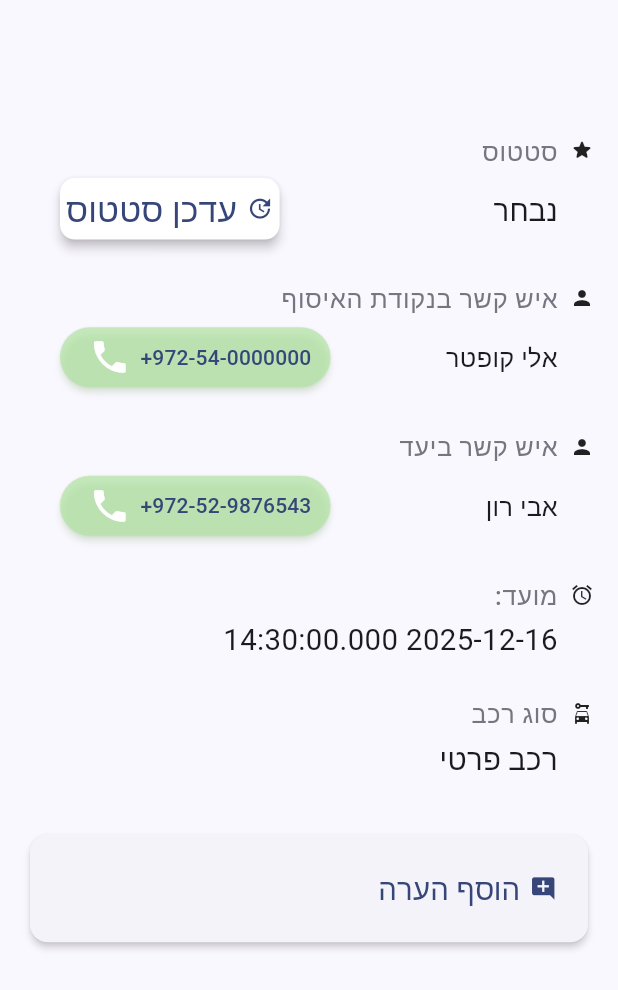
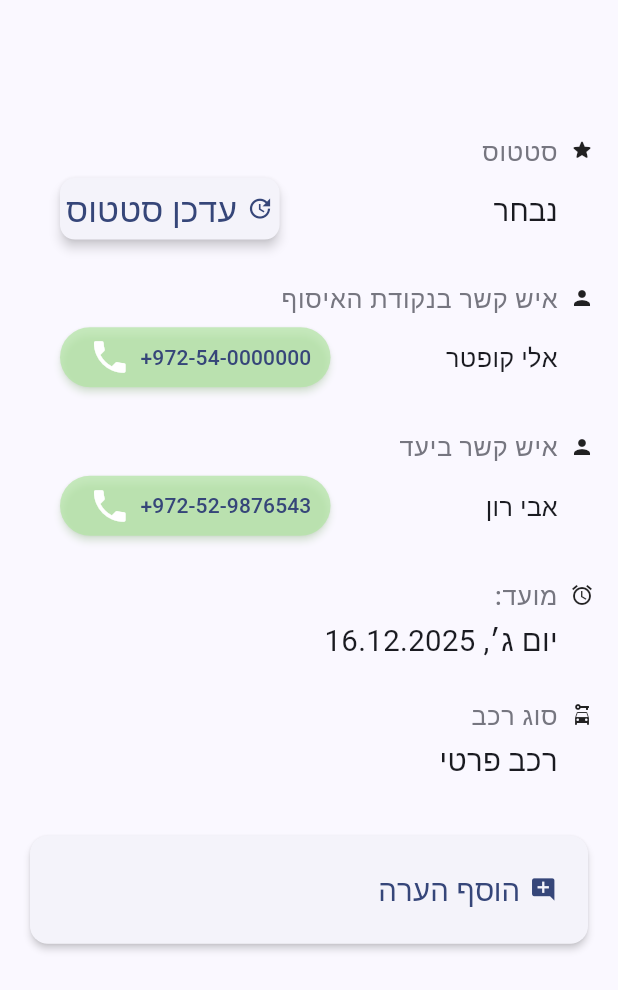
Before and after one commit to anatGindin/yearlyProject, a Flutter app: the ActiveMissionsBody screen opened directly, after a tap on "טכניון חיפה", on a phone screen of 412 x 824 dp. Shown: the top 990 px of the screen. Run offline on Flutter 3.47's test engine with Material 3 defaults, Android fonts, the phone set to English and light mode, and no system bars; our stand-ins replace firebase_auth, firebase_core, firebase_database, flutter_map, geolocator, latlong2 and 1 more; missing offline and left inert: mockito; accounts and stored records are empty; network calls fail.

Commit message:
fixes for review + darkmode
Update app_theme.dart

Update app_theme.dart

Update app_theme.dart

added darkmode

```diff
--- a/Frontend/hamal_transport_app/lib/Theme/app_theme.dart
+++ b/Frontend/hamal_transport_app/lib/Theme/app_theme.dart
@@ -1,5 +1,3 @@
-import 'package:flex_color_scheme/flex_color_scheme.dart';
-import 'package:flutter/cupertino.dart';
 import 'package:flutter/material.dart';
 
 /// The [AppTheme] defines light and dark themes for the app.
@@ -20,28 +18,27 @@ import 'package:flutter/material.dart';
 abstract final class AppTheme {
   // The FlexColorScheme defined light mode ThemeData.
   static const Color _hamalBlue = Color.fromRGBO(54, 70, 121, 1.0);
+  static const Color _happyBlue = Color.fromRGBO(102, 176, 250, 1.0);
   static ThemeData light = ThemeData(
     colorScheme: ColorScheme.fromSeed(
       seedColor: AppTheme._hamalBlue,
       primary: _hamalBlue,
-      secondary: const Color.fromRGBO(102, 176, 250, 1.0),
+      surfaceContainer: Colors.white,
+      primaryContainer: const Color.fromRGBO(221, 239, 255, 1.0),
+      secondary: _happyBlue,
       tertiary: const Color.fromRGBO(0xE8, 0xF5, 0xFA, 1.0),
+      onPrimary: Colors.white,
+      onSecondary: Colors.black,
+      onTertiary: Colors.black,
     ),
-    // appBarTheme: const AppBarTheme(
-    //   backgroundColor: _hamalBlue,
-    //   foregroundColor: Colors.white,
-    //   elevation: 0,
-    //   scrolledUnderElevation: 0,
-    // ),
-    // scaffoldBackgroundColor: const Color.fromRGBO(255, 255, 255, 1.0),
     cardTheme: const CardThemeData(
       shadowColor: Color.fromRGBO(0, 0, 0, 0.8),
       elevation: 5,
     ),
     elevatedButtonTheme: ElevatedButtonThemeData(
       style: ElevatedButton.styleFrom(
-        backgroundColor: Colors.white,
-        elevation: 10,
+        shadowColor: const Color.fromRGBO(0, 0, 0, 0.8),
+        elevation: 5,
       ),
     ),
     useMaterial3: true,
@@ -49,25 +46,34 @@ abstract final class AppTheme {
   );
 
   // The FlexColorScheme defined dark mode ThemeData.
-  static ThemeData dark = FlexThemeData.dark(
-    // Using FlexColorScheme built-in FlexScheme enum based colors.
-    scheme: FlexScheme.blue,
-    // Input color modifiers.
-    swapLegacyOnMaterial3: true,
-    swapColors: true,
-    // Component theme configurations for dark mode.
-    subThemesData: const FlexSubThemesData(
-      interactionEffects: true,
-      tintedDisabledControls: true,
-      blendOnColors: true,
-      useM2StyleDividerInM3: true,
-      inputDecoratorIsFilled: true,
-      inputDecoratorBorderType: FlexInputBorderType.outline,
-      alignedDropdown: true,
-      navigationRailUseIndicator: true,
+  static ThemeData dark = ThemeData(
+    colorScheme: ColorScheme.fromSeed(
+      seedColor: _happyBlue,
+      brightness: Brightness.dark,
+      primary: _happyBlue,
+      surfaceContainer: _hamalBlue,
+      primaryContainer: Colors.black,
+      secondary: _hamalBlue,
+      tertiary: const Color.fromRGBO(0xE8, 0xF5, 0xFA, 1.0),
+      onPrimary: Colors.white,
+      onSecondary: Colors.black,
+      onTertiary: Colors.black,
     ),
-    // Direct ThemeData properties.
-    visualDensity: FlexColorScheme.comfortablePlatformDensity,
-    cupertinoOverrideTheme: const CupertinoThemeData(applyThemeToAll: true),
+    cardTheme: const CardThemeData(
+      shadowColor: Color.fromRGBO(0, 0, 0, 0.8),
+      elevation: 5,
+    ),
+    elevatedButtonTheme: ElevatedButtonThemeData(
+      style: ElevatedButton.styleFrom(
+        shadowColor: const Color.fromRGBO(0, 0, 0, 0.8),
+        elevation: 5,
+        foregroundColor: Colors.white,
+      ),
+    ),
+    navigationBarTheme: const NavigationBarThemeData(
+      backgroundColor: Color.fromRGBO(19, 37, 55, 1.0),
+    ),
+    useMaterial3: true,
+    brightness: Brightness.dark,
   );
 }
--- a/Frontend/hamal_transport_app/lib/Views/Widgets/mission_card.dart
+++ b/Frontend/hamal_transport_app/lib/Views/Widgets/mission_card.dart
@@ -1,6 +1,6 @@
 import 'package:flutter/material.dart';
 import 'package:hamal_transport_app/Views/Widgets/source_destination.dart';
-
+import 'package:intl/intl.dart';
 import '../../l10n/app_localizations.dart';
 import '../../Models/mission.dart';
 import '../mission_screen.dart';
@@ -21,12 +21,11 @@ class MissionCard extends StatelessWidget {
       ),
       child: Column(
         mainAxisAlignment: MainAxisAlignment.spaceEvenly,
+        crossAxisAlignment: CrossAxisAlignment.start,
         children: [
           SourceDestination(mission: mission),
           const SizedBox(height: 8),
-          Align(
-            alignment: AlignmentDirectional.centerEnd,
-            child: Text(
+          Text(
             mission.description,
             style: Theme.of(context).textTheme.bodyMedium!.copyWith(
               fontStyle: FontStyle.italic,
@@ -34,21 +33,17 @@ class MissionCard extends StatelessWidget {
                 context,
               ).textTheme.bodyMedium!.color!.withValues(alpha: 0.5),
             ),
-              textAlign: TextAlign.end,
           ),
-          ),
-
           const SizedBox(height: 8),
-          Text(
-            '${l10n.time}${_formatDateTime(mission.time)}',
-            textAlign: TextAlign.center,
+          Row(
+            children: [
+              const Icon(Icons.today),
+              const SizedBox(width: 8),
+              Text(DateFormat.yMEd(l10n.localeName).format(mission.time)),
+            ],
           ),
         ],
       ),
     );
   }
-
-  String _formatDateTime(DateTime dt) {
-    return '${dt.year}-${dt.month.toString().padLeft(2, '0')}-${dt.day.toString().padLeft(2, '0')} ${dt.hour.toString().padLeft(2, '0')}:${dt.minute.toString().padLeft(2, '0')}';
 }
-}
--- a/Frontend/hamal_transport_app/lib/Views/active_missions_body.dart
+++ b/Frontend/hamal_transport_app/lib/Views/active_missions_body.dart
@@ -15,7 +15,7 @@ class ActiveMissionsBody extends StatelessWidget {
     return Scaffold(
       body: Container(
         decoration: BoxDecoration(
-          color: Theme.of(context).colorScheme.tertiary,
+          color: Theme.of(context).colorScheme.primaryContainer,
         ),
         child: SafeArea(
           child: Padding(
--- a/Frontend/hamal_transport_app/lib/Views/driver_map_view.dart
+++ b/Frontend/hamal_transport_app/lib/Views/driver_map_view.dart
@@ -54,7 +54,8 @@ class _DriverMapViewContentState extends State<DriverMapViewContent> {
     final viewModel = context.watch<DriverMapViewModel>();
 
     return Scaffold(
-      body: Stack(
+      body: SafeArea(
+        child: Stack(
           children: [
             FlutterMap(
               mapController: _mapController,
@@ -142,6 +143,7 @@ class _DriverMapViewContentState extends State<DriverMapViewContent> {
                 child: WarehouseMapCard(viewModel: viewModel),
               ),
           ],
+        ),
       ),
     );
   }
--- a/Frontend/hamal_transport_app/lib/Views/driver_navigation_bar_wrapper.dart
+++ b/Frontend/hamal_transport_app/lib/Views/driver_navigation_bar_wrapper.dart
@@ -3,7 +3,6 @@ import 'package:hamal_transport_app/ViewModels/driver_map_view_model.dart';
 import 'package:hamal_transport_app/Views/driver_map_view.dart';
 import 'package:hamal_transport_app/Views/user_profile_page.dart';
 import 'package:hamal_transport_app/l10n/app_localizations.dart';
-
 import 'missions_tabs_page.dart';
 
 class DriverNavigationBarWrapper extends StatefulWidget {
--- a/Frontend/hamal_transport_app/lib/Views/mission_screen.dart
+++ b/Frontend/hamal_transport_app/lib/Views/mission_screen.dart
@@ -4,6 +4,7 @@ import 'package:hamal_transport_app/ViewModels/missions_coordinator_view_model.d
 import 'package:hamal_transport_app/ViewModels/available_missions_view_model.dart';
 import 'package:hamal_transport_app/Views/Widgets/comments_list_view.dart';
 import 'package:hamal_transport_app/Views/Widgets/source_destination.dart';
+import 'package:intl/intl.dart';
 import 'package:provider/provider.dart';
 import '../Models/mission.dart';
 import '../l10n/app_localizations.dart';
@@ -85,7 +86,11 @@ class _MissionScreenState extends State<MissionScreen> {
                     InfoRow(
                       icon: Icons.alarm,
                       label: l10n.time,
-                      child: Text(missionVM.time().toString()),
+                      child: Text(
+                        DateFormat.yMEd(
+                          l10n.localeName,
+                        ).format(missionVM.time()),
+                      ),
                     ),
                     const SizedBox(height: 16),
                     InfoRow(
--- a/Frontend/hamal_transport_app/lib/Views/missions_tabs_page.dart
+++ b/Frontend/hamal_transport_app/lib/Views/missions_tabs_page.dart
@@ -14,7 +14,12 @@ class MissionsTabsPage extends StatelessWidget {
       length: 2,
       child: Scaffold(
         appBar: AppBar(
-          title: Text(l10n.missions),
+          title: Text(
+            l10n.missions,
+            style: Theme.of(
+              context,
+            ).textTheme.headlineMedium!.copyWith(fontWeight: FontWeight.bold),
+          ),
           bottom: TabBar(
             tabs: [
               Tab(
--- a/Frontend/hamal_transport_app/lib/Views/user_profile_page.dart
+++ b/Frontend/hamal_transport_app/lib/Views/user_profile_page.dart
@@ -50,14 +50,7 @@ class _UserProfilePageState extends State<UserProfilePage> {
                 right: 0,
                 child: Container(
                   decoration: BoxDecoration(
-                    gradient: LinearGradient(
-                      begin: Alignment.centerRight,
-                      end: Alignment.centerLeft,
-                      colors: [
-                        Theme.of(context).colorScheme.tertiary,
-                        Theme.of(context).colorScheme.primary,
-                      ],
-                    ),
+                    color: Theme.of(context).colorScheme.primaryContainer,
                   ),
                   height: 350,
                   child: Stack(
@@ -83,15 +76,12 @@ class _UserProfilePageState extends State<UserProfilePage> {
                             Text(
                               userProfileVM.name,
                               style: theme.textTheme.headlineMedium?.copyWith(
-                                color: theme.colorScheme.onSecondary,
                                 fontWeight: FontWeight.bold,
                               ),
                             ),
                             Text(
                               userProfileVM.email,
-                              style: theme.textTheme.bodyMedium?.copyWith(
-                                color: theme.colorScheme.onSecondary,
-                              ),
+                              style: theme.textTheme.bodyMedium,
                             ),
                           ],
                         ),
```
Lines whose indentation alone changed are shown as unchanged.
